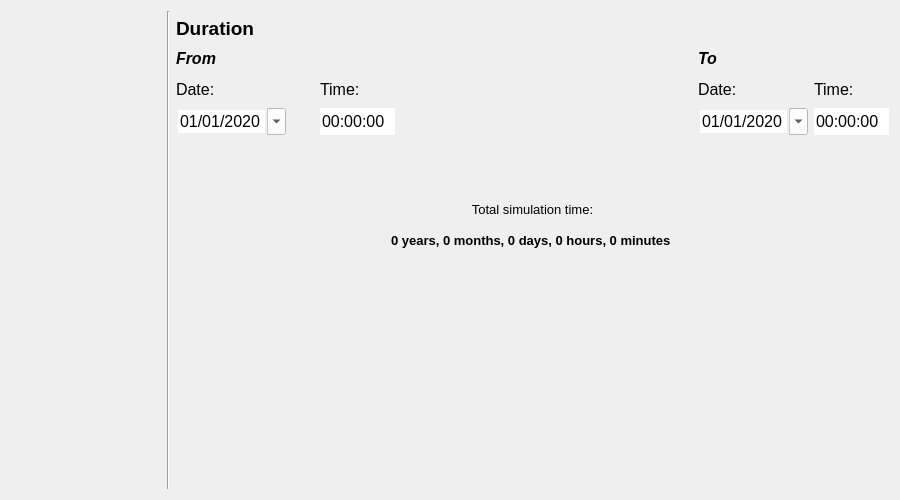
nens/threedi-api-qgis-client, file threedi_models_and_simulations/ui/simulation_wizard/page_duration.ui: the form before one commit.
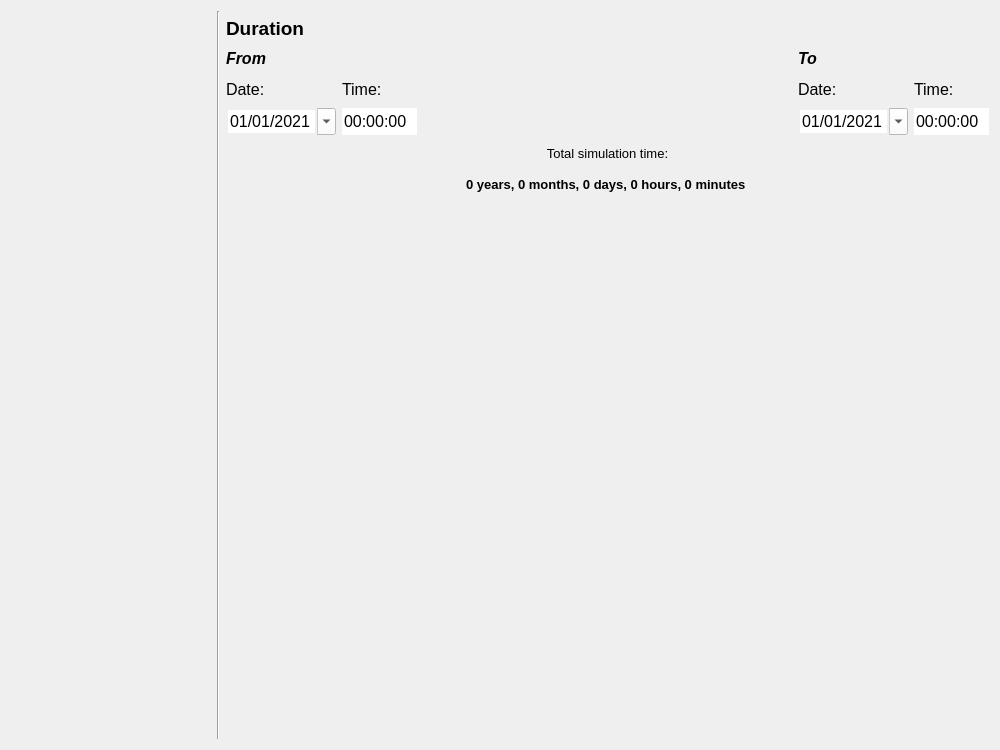
The form after the commit.

Patch:
```diff
--- a/threedi_models_and_simulations/ui/simulation_wizard/page_duration.ui
+++ b/threedi_models_and_simulations/ui/simulation_wizard/page_duration.ui
@@ -9,8 +9,8 @@
    <rect>
     <x>0</x>
     <y>0</y>
-    <width>900</width>
-    <height>500</height>
+    <width>1000</width>
+    <height>750</height>
    </rect>
   </property>
   <property name="sizePolicy">
@@ -35,33 +35,85 @@
    <string notr="true">QComboBox {background-color: rgba(255, 255, 255);}</string>
   </property>
   <layout class="QGridLayout" name="gridLayout">
-   <item row="8" column="6">
-    <spacer name="verticalSpacer">
+   <item row="11" column="2" colspan="6">
+    <spacer name="horizontalSpacer">
      <property name="orientation">
-      <enum>Qt::Vertical</enum>
+      <enum>Qt::Horizontal</enum>
      </property>
      <property name="sizeHint" stdset="0">
       <size>
-       <width>20</width>
-       <height>40</height>
+       <width>40</width>
+       <height>20</height>
       </size>
      </property>
     </spacer>
    </item>
-   <item row="0" column="1" rowspan="10">
-    <widget class="Line" name="line_2">
+   <item row="2" column="2" colspan="6">
+    <layout class="QGridLayout" name="gridLayout_2">
+     <property name="bottomMargin">
+      <number>0</number>
+     </property>
+     <item row="2" column="0">
+      <widget class="QDateEdit" name="date_from">
      <property name="sizePolicy">
-      <sizepolicy hsizetype="Fixed" vsizetype="Expanding">
+        <sizepolicy hsizetype="Minimum" vsizetype="Preferred">
        <horstretch>0</horstretch>
        <verstretch>0</verstretch>
       </sizepolicy>
      </property>
-     <property name="orientation">
-      <enum>Qt::Vertical</enum>
+       <property name="minimumSize">
+        <size>
+         <width>110</width>
+         <height>25</height>
+        </size>
+       </property>
+       <property name="maximumSize">
+        <size>
+         <width>16777215</width>
+         <height>16777215</height>
+        </size>
+       </property>
+       <property name="font">
+        <font>
+         <family>Segoe UI</family>
+         <pointsize>12</pointsize>
+        </font>
+       </property>
+       <property name="styleSheet">
+        <string notr="true">QDateEdit {background-color: white;}</string>
+       </property>
+       <property name="frame">
+        <bool>false</bool>
+       </property>
+       <property name="buttonSymbols">
+        <enum>QAbstractSpinBox::NoButtons</enum>
+       </property>
+       <property name="dateTime">
+        <datetime>
+         <hour>0</hour>
+         <minute>0</minute>
+         <second>0</second>
+         <year>2021</year>
+         <month>1</month>
+         <day>1</day>
+        </datetime>
+       </property>
+       <property name="displayFormat">
+        <string>dd/MM/yyyy</string>
+       </property>
+       <property name="calendarPopup">
+        <bool>true</bool>
+       </property>
+       <property name="date">
+        <date>
+         <year>2021</year>
+         <month>1</month>
+         <day>1</day>
+        </date>
      </property>
     </widget>
    </item>
-   <item row="3" column="5">
+     <item row="1" column="1">
     <widget class="QLabel" name="label_7">
      <property name="sizePolicy">
       <sizepolicy hsizetype="Minimum" vsizetype="Preferred">
@@ -92,7 +144,23 @@
      </property>
     </widget>
    </item>
-   <item row="3" column="7">
+     <item row="2" column="2">
+      <spacer name="horizontalSpacer_2">
+       <property name="orientation">
+        <enum>Qt::Horizontal</enum>
+       </property>
+       <property name="sizeType">
+        <enum>QSizePolicy::Expanding</enum>
+       </property>
+       <property name="sizeHint" stdset="0">
+        <size>
+         <width>125</width>
+         <height>20</height>
+        </size>
+       </property>
+      </spacer>
+     </item>
+     <item row="1" column="3">
     <widget class="QLabel" name="label">
      <property name="sizePolicy">
       <sizepolicy hsizetype="Minimum" vsizetype="Preferred">
@@ -123,7 +191,274 @@
      </property>
     </widget>
    </item>
-   <item row="3" column="8">
+     <item row="3" column="2">
+      <widget class="QLabel" name="label_13">
+       <property name="sizePolicy">
+        <sizepolicy hsizetype="Expanding" vsizetype="Preferred">
+         <horstretch>0</horstretch>
+         <verstretch>0</verstretch>
+        </sizepolicy>
+       </property>
+       <property name="minimumSize">
+        <size>
+         <width>0</width>
+         <height>25</height>
+        </size>
+       </property>
+       <property name="maximumSize">
+        <size>
+         <width>16777215</width>
+         <height>16777215</height>
+        </size>
+       </property>
+       <property name="font">
+        <font>
+         <family>Segoe UI</family>
+         <pointsize>10</pointsize>
+        </font>
+       </property>
+       <property name="text">
+        <string>Total simulation time:</string>
+       </property>
+       <property name="alignment">
+        <set>Qt::AlignCenter</set>
+       </property>
+      </widget>
+     </item>
+     <item row="1" column="0">
+      <widget class="QLabel" name="label_4">
+       <property name="sizePolicy">
+        <sizepolicy hsizetype="Minimum" vsizetype="Preferred">
+         <horstretch>0</horstretch>
+         <verstretch>0</verstretch>
+        </sizepolicy>
+       </property>
+       <property name="minimumSize">
+        <size>
+         <width>110</width>
+         <height>25</height>
+        </size>
+       </property>
+       <property name="maximumSize">
+        <size>
+         <width>16777215</width>
+         <height>16777215</height>
+        </size>
+       </property>
+       <property name="font">
+        <font>
+         <family>Segoe UI</family>
+         <pointsize>12</pointsize>
+        </font>
+       </property>
+       <property name="text">
+        <string>Date:</string>
+       </property>
+      </widget>
+     </item>
+     <item row="0" column="3">
+      <widget class="QLabel" name="label_10">
+       <property name="minimumSize">
+        <size>
+         <width>110</width>
+         <height>25</height>
+        </size>
+       </property>
+       <property name="maximumSize">
+        <size>
+         <width>16777215</width>
+         <height>16777215</height>
+        </size>
+       </property>
+       <property name="font">
+        <font>
+         <family>Segoe UI</family>
+         <pointsize>12</pointsize>
+         <weight>75</weight>
+         <italic>true</italic>
+         <bold>true</bold>
+        </font>
+       </property>
+       <property name="text">
+        <string>To</string>
+       </property>
+      </widget>
+     </item>
+     <item row="2" column="3">
+      <widget class="QDateEdit" name="date_to">
+       <property name="sizePolicy">
+        <sizepolicy hsizetype="Minimum" vsizetype="Preferred">
+         <horstretch>0</horstretch>
+         <verstretch>0</verstretch>
+        </sizepolicy>
+       </property>
+       <property name="minimumSize">
+        <size>
+         <width>110</width>
+         <height>25</height>
+        </size>
+       </property>
+       <property name="maximumSize">
+        <size>
+         <width>16777215</width>
+         <height>16777215</height>
+        </size>
+       </property>
+       <property name="font">
+        <font>
+         <family>Segoe UI</family>
+         <pointsize>12</pointsize>
+        </font>
+       </property>
+       <property name="styleSheet">
+        <string notr="true">QDateEdit {background-color: white;}</string>
+       </property>
+       <property name="frame">
+        <bool>false</bool>
+       </property>
+       <property name="buttonSymbols">
+        <enum>QAbstractSpinBox::NoButtons</enum>
+       </property>
+       <property name="dateTime">
+        <datetime>
+         <hour>0</hour>
+         <minute>0</minute>
+         <second>0</second>
+         <year>2021</year>
+         <month>1</month>
+         <day>1</day>
+        </datetime>
+       </property>
+       <property name="displayFormat">
+        <string>dd/MM/yyyy</string>
+       </property>
+       <property name="calendarPopup">
+        <bool>true</bool>
+       </property>
+       <property name="date">
+        <date>
+         <year>2021</year>
+         <month>1</month>
+         <day>1</day>
+        </date>
+       </property>
+      </widget>
+     </item>
+     <item row="2" column="4">
+      <widget class="QTimeEdit" name="time_to">
+       <property name="sizePolicy">
+        <sizepolicy hsizetype="Minimum" vsizetype="Preferred">
+         <horstretch>0</horstretch>
+         <verstretch>0</verstretch>
+        </sizepolicy>
+       </property>
+       <property name="minimumSize">
+        <size>
+         <width>75</width>
+         <height>25</height>
+        </size>
+       </property>
+       <property name="maximumSize">
+        <size>
+         <width>16777215</width>
+         <height>16777215</height>
+        </size>
+       </property>
+       <property name="font">
+        <font>
+         <family>Segoe UI</family>
+         <pointsize>12</pointsize>
+        </font>
+       </property>
+       <property name="autoFillBackground">
+        <bool>true</bool>
+       </property>
+       <property name="styleSheet">
+        <string notr="true">QTimeEdit {background-color: white;}</string>
+       </property>
+       <property name="locale">
+        <locale language="English" country="Netherlands"/>
+       </property>
+       <property name="frame">
+        <bool>false</bool>
+       </property>
+       <property name="buttonSymbols">
+        <enum>QAbstractSpinBox::NoButtons</enum>
+       </property>
+      </widget>
+     </item>
+     <item row="0" column="0">
+      <widget class="QLabel" name="label_3">
+       <property name="minimumSize">
+        <size>
+         <width>110</width>
+         <height>25</height>
+        </size>
+       </property>
+       <property name="maximumSize">
+        <size>
+         <width>16777215</width>
+         <height>16777215</height>
+        </size>
+       </property>
+       <property name="font">
+        <font>
+         <family>Segoe UI</family>
+         <pointsize>12</pointsize>
+         <weight>75</weight>
+         <italic>true</italic>
+         <bold>true</bold>
+        </font>
+       </property>
+       <property name="text">
+        <string>From</string>
+       </property>
+      </widget>
+     </item>
+     <item row="2" column="1">
+      <widget class="QTimeEdit" name="time_from">
+       <property name="sizePolicy">
+        <sizepolicy hsizetype="Minimum" vsizetype="Preferred">
+         <horstretch>0</horstretch>
+         <verstretch>0</verstretch>
+        </sizepolicy>
+       </property>
+       <property name="minimumSize">
+        <size>
+         <width>75</width>
+         <height>25</height>
+        </size>
+       </property>
+       <property name="maximumSize">
+        <size>
+         <width>16777215</width>
+         <height>16777215</height>
+        </size>
+       </property>
+       <property name="font">
+        <font>
+         <family>Segoe UI</family>
+         <pointsize>12</pointsize>
+        </font>
+       </property>
+       <property name="autoFillBackground">
+        <bool>true</bool>
+       </property>
+       <property name="styleSheet">
+        <string notr="true">QTimeEdit {background-color: white;}</string>
+       </property>
+       <property name="locale">
+        <locale language="English" country="Netherlands"/>
+       </property>
+       <property name="frame">
+        <bool>false</bool>
+       </property>
+       <property name="buttonSymbols">
+        <enum>QAbstractSpinBox::NoButtons</enum>
+       </property>
+      </widget>
+     </item>
+     <item row="1" column="4">
     <widget class="QLabel" name="label_9">
      <property name="sizePolicy">
       <sizepolicy hsizetype="Minimum" vsizetype="Preferred">
@@ -155,16 +490,16 @@
     </widget>
    </item>
    <item row="4" column="2">
-    <widget class="QDateEdit" name="date_from">
+      <widget class="QLabel" name="label_total_time">
      <property name="sizePolicy">
-      <sizepolicy hsizetype="Minimum" vsizetype="Preferred">
+        <sizepolicy hsizetype="Expanding" vsizetype="Preferred">
        <horstretch>0</horstretch>
        <verstretch>0</verstretch>
       </sizepolicy>
      </property>
      <property name="minimumSize">
       <size>
-       <width>110</width>
+         <width>0</width>
        <height>25</height>
       </size>
      </property>
@@ -177,139 +512,37 @@
      <property name="font">
       <font>
        <family>Segoe UI</family>
-       <pointsize>12</pointsize>
-      </font>
-     </property>
-     <property name="styleSheet">
-      <string notr="true">QDateEdit {background-color: white;}</string>
-     </property>
-     <property name="frame">
-      <bool>false</bool>
-     </property>
-     <property name="buttonSymbols">
-      <enum>QAbstractSpinBox::NoButtons</enum>
-     </property>
-     <property name="displayFormat">
-      <string>dd/MM/yyyy</string>
-     </property>
-     <property name="calendarPopup">
-      <bool>true</bool>
-     </property>
-     <property name="date">
-      <date>
-       <year>2020</year>
-       <month>1</month>
-       <day>1</day>
-      </date>
-     </property>
-    </widget>
-   </item>
-   <item row="5" column="6">
-    <spacer name="verticalSpacer_2">
-     <property name="orientation">
-      <enum>Qt::Vertical</enum>
-     </property>
-     <property name="sizeType">
-      <enum>QSizePolicy::Fixed</enum>
-     </property>
-     <property name="sizeHint" stdset="0">
-      <size>
-       <width>20</width>
-       <height>50</height>
-      </size>
-     </property>
-    </spacer>
+         <pointsize>10</pointsize>
+         <weight>75</weight>
+         <bold>true</bold>
+        </font>
+       </property>
+       <property name="text">
+        <string>0 years, 0 months, 0 days, 0 hours, 0 minutes </string>
+       </property>
+       <property name="alignment">
+        <set>Qt::AlignCenter</set>
+       </property>
+      </widget>
+     </item>
+    </layout>
    </item>
-   <item row="4" column="5">
-    <widget class="QTimeEdit" name="time_from">
+   <item row="5" column="4">
+    <widget class="QLabel" name="label_6">
      <property name="sizePolicy">
       <sizepolicy hsizetype="Minimum" vsizetype="Preferred">
        <horstretch>0</horstretch>
        <verstretch>0</verstretch>
       </sizepolicy>
      </property>
-     <property name="minimumSize">
-      <size>
-       <width>75</width>
-       <height>25</height>
-      </size>
-     </property>
-     <property name="maximumSize">
-      <size>
-       <width>16777215</width>
-       <height>16777215</height>
-      </size>
-     </property>
      <property name="font">
       <font>
        <family>Segoe UI</family>
-       <pointsize>12</pointsize>
+       <pointsize>10</pointsize>
       </font>
      </property>
-     <property name="autoFillBackground">
-      <bool>true</bool>
-     </property>
-     <property name="styleSheet">
-      <string notr="true">QTimeEdit {background-color: white;}</string>
-     </property>
-     <property name="locale">
-      <locale language="English" country="Netherlands"/>
-     </property>
-     <property name="frame">
-      <bool>false</bool>
-     </property>
-     <property name="buttonSymbols">
-      <enum>QAbstractSpinBox::NoButtons</enum>
-     </property>
-    </widget>
-   </item>
-   <item row="4" column="7">
-    <widget class="QDateEdit" name="date_to">
-     <property name="sizePolicy">
-      <sizepolicy hsizetype="Minimum" vsizetype="Preferred">
-       <horstretch>0</horstretch>
-       <verstretch>0</verstretch>
-      </sizepolicy>
-     </property>
-     <property name="minimumSize">
-      <size>
-       <width>110</width>
-       <height>25</height>
-      </size>
-     </property>
-     <property name="maximumSize">
-      <size>
-       <width>16777215</width>
-       <height>16777215</height>
-      </size>
-     </property>
-     <property name="font">
-      <font>
-       <family>Segoe UI</family>
-       <pointsize>12</pointsize>
-      </font>
-     </property>
-     <property name="styleSheet">
-      <string notr="true">QDateEdit {background-color: white;}</string>
-     </property>
-     <property name="frame">
-      <bool>false</bool>
-     </property>
-     <property name="buttonSymbols">
-      <enum>QAbstractSpinBox::NoButtons</enum>
-     </property>
-     <property name="displayFormat">
-      <string>dd/MM/yyyy</string>
-     </property>
-     <property name="calendarPopup">
-      <bool>true</bool>
-     </property>
-     <property name="date">
-      <date>
-       <year>2020</year>
-       <month>1</month>
-       <day>1</day>
-      </date>
+     <property name="text">
+      <string/>
      </property>
     </widget>
    </item>
@@ -329,54 +562,39 @@
      </property>
     </widget>
    </item>
-   <item row="3" column="2">
-    <widget class="QLabel" name="label_4">
+   <item row="5" column="3">
+    <widget class="QLabel" name="label_5">
      <property name="sizePolicy">
       <sizepolicy hsizetype="Minimum" vsizetype="Preferred">
        <horstretch>0</horstretch>
        <verstretch>0</verstretch>
       </sizepolicy>
      </property>
-     <property name="minimumSize">
-      <size>
-       <width>110</width>
-       <height>25</height>
-      </size>
-     </property>
-     <property name="maximumSize">
-      <size>
-       <width>16777215</width>
-       <height>16777215</height>
-      </size>
-     </property>
      <property name="font">
       <font>
        <family>Segoe UI</family>
-       <pointsize>12</pointsize>
+       <pointsize>10</pointsize>
       </font>
      </property>
      <property name="text">
-      <string>Date:</string>
+      <string/>
      </property>
     </widget>
    </item>
-   <item row="4" column="6">
-    <spacer name="horizontalSpacer_2">
+   <item row="0" column="1" rowspan="12">
+    <widget class="Line" name="line_2">
+     <property name="sizePolicy">
+      <sizepolicy hsizetype="Fixed" vsizetype="Expanding">
+       <horstretch>0</horstretch>
+       <verstretch>0</verstretch>
+      </sizepolicy>
+     </property>
      <property name="orientation">
-      <enum>Qt::Horizontal</enum>
+      <enum>Qt::Vertical</enum>
      </property>
-     <property name="sizeType">
-      <enum>QSizePolicy::Expanding</enum>
-     </property>
-     <property name="sizeHint" stdset="0">
-      <size>
-       <width>125</width>
-       <height>20</height>
-      </size>
-     </property>
-    </spacer>
+    </widget>
    </item>
-   <item row="0" column="0" rowspan="10">
+   <item row="0" column="0" rowspan="12">
     <widget class="QWidget" name="wizard_steps_widget" native="true">
      <property name="sizePolicy">
       <sizepolicy hsizetype="Preferred" vsizetype="Expanding">
@@ -386,239 +604,35 @@
      </property>
      <property name="minimumSize">
       <size>
-       <width>150</width>
+       <width>200</width>
        <height>0</height>
       </size>
      </property>
      <property name="maximumSize">
       <size>
-       <width>150</width>
+       <width>200</width>
        <height>16777215</height>
       </size>
      </property>
      <layout class="QVBoxLayout" name="verticalLayout"/>
     </widget>
    </item>
-   <item row="7" column="2" colspan="7">
-    <widget class="QLabel" name="label_total_time">
-     <property name="sizePolicy">
-      <sizepolicy hsizetype="Expanding" vsizetype="Preferred">
-       <horstretch>0</horstretch>
-       <verstretch>0</verstretch>
-      </sizepolicy>
-     </property>
-     <property name="minimumSize">
-      <size>
-       <width>0</width>
-       <height>25</height>
-      </size>
-     </property>
-     <property name="maximumSize">
-      <size>
-       <width>16777215</width>
-       <height>16777215</height>
-      </size>
-     </property>
-     <property name="font">
-      <font>
-       <family>Segoe UI</family>
-       <pointsize>10</pointsize>
-       <weight>75</weight>
-       <bold>true</bold>
-      </font>
-     </property>
-     <property name="text">
-      <string>0 years, 0 months, 0 days, 0 hours, 0 minutes </string>
-     </property>
-     <property name="alignment">
-      <set>Qt::AlignCenter</set>
-     </property>
-    </widget>
-   </item>
-   <item row="3" column="3">
-    <widget class="QLabel" name="label_5">
-     <property name="sizePolicy">
-      <sizepolicy hsizetype="Minimum" vsizetype="Preferred">
-       <horstretch>0</horstretch>
-       <verstretch>0</verstretch>
-      </sizepolicy>
-     </property>
-     <property name="font">
-      <font>
-       <family>Segoe UI</family>
-       <pointsize>10</pointsize>
-      </font>
-     </property>
-     <property name="text">
-      <string/>
-     </property>
-    </widget>
-   </item>
-   <item row="3" column="4">
-    <widget class="QLabel" name="label_6">
-     <property name="sizePolicy">
-      <sizepolicy hsizetype="Minimum" vsizetype="Preferred">
-       <horstretch>0</horstretch>
-       <verstretch>0</verstretch>
-      </sizepolicy>
-     </property>
-     <property name="font">
-      <font>
-       <family>Segoe UI</family>
-       <pointsize>10</pointsize>
-      </font>
-     </property>
-     <property name="text">
-      <string/>
-     </property>
-    </widget>
-   </item>
-   <item row="9" column="2" colspan="7">
-    <spacer name="horizontalSpacer">
+   <item row="6" column="4">
+    <spacer name="verticalSpacer_2">
      <property name="orientation">
-      <enum>Qt::Horizontal</enum>
+      <enum>Qt::Vertical</enum>
+     </property>
+     <property name="sizeType">
+      <enum>QSizePolicy::Expanding</enum>
      </property>
      <property name="sizeHint" stdset="0">
       <size>
-       <width>40</width>
-       <height>20</height>
+       <width>20</width>
+       <height>50</height>
       </size>
      </property>
     </spacer>
    </item>
-   <item row="4" column="8">
-    <widget class="QTimeEdit" name="time_to">
-     <property name="sizePolicy">
-      <sizepolicy hsizetype="Minimum" vsizetype="Preferred">
-       <horstretch>0</horstretch>
-       <verstretch>0</verstretch>
-      </sizepolicy>
-     </property>
-     <property name="minimumSize">
-      <size>
-       <width>75</width>
-       <height>25</height>
-      </size>
-     </property>
-     <property name="maximumSize">
-      <size>
-       <width>16777215</width>
-       <height>16777215</height>
-      </size>
-     </property>
-     <property name="font">
-      <font>
-       <family>Segoe UI</family>
-       <pointsize>12</pointsize>
-      </font>
-     </property>
-     <property name="autoFillBackground">
-      <bool>true</bool>
-     </property>
-     <property name="styleSheet">
-      <string notr="true">QTimeEdit {background-color: white;}</string>
-     </property>
-     <property name="locale">
-      <locale language="English" country="Netherlands"/>
-     </property>
-     <property name="frame">
-      <bool>false</bool>
-     </property>
-     <property name="buttonSymbols">
-      <enum>QAbstractSpinBox::NoButtons</enum>
-     </property>
-    </widget>
-   </item>
-   <item row="6" column="2" colspan="7">
-    <widget class="QLabel" name="label_13">
-     <property name="sizePolicy">
-      <sizepolicy hsizetype="Expanding" vsizetype="Preferred">
-       <horstretch>0</horstretch>
-       <verstretch>0</verstretch>
-      </sizepolicy>
-     </property>
-     <property name="minimumSize">
-      <size>
-       <width>0</width>
-       <height>25</height>
-      </size>
-     </property>
-     <property name="maximumSize">
-      <size>
-       <width>16777215</width>
-       <height>16777215</height>
-      </size>
-     </property>
-     <property name="font">
-      <font>
-       <family>Segoe UI</family>
-       <pointsize>10</pointsize>
-      </font>
-     </property>
-     <property name="text">
-      <string>Total simulation time:</string>
-     </property>
-     <property name="alignment">
-      <set>Qt::AlignCenter</set>
-     </property>
-    </widget>
-   </item>
-   <item row="2" column="2">
-    <widget class="QLabel" name="label_3">
-     <property name="minimumSize">
-      <size>
-       <width>110</width>
-       <height>25</height>
-      </size>
-     </property>
-     <property name="maximumSize">
-      <size>
-       <width>16777215</width>
-       <height>16777215</height>
-      </size>
-     </property>
-     <property name="font">
-      <font>
-       <family>Segoe UI</family>
-       <pointsize>12</pointsize>
-       <weight>75</weight>
-       <italic>true</italic>
-       <bold>true</bold>
-      </font>
-     </property>
-     <property name="text">
-      <string>From</string>
-     </property>
-    </widget>
-   </item>
-   <item row="2" column="7">
-    <widget class="QLabel" name="label_10">
-     <property name="minimumSize">
-      <size>
-       <width>110</width>
-       <height>25</height>
-      </size>
-     </property>
-     <property name="maximumSize">
-      <size>
-       <width>16777215</width>
-       <height>16777215</height>
-      </size>
-     </property>
-     <property name="font">
-      <font>
-       <family>Segoe UI</family>
-       <pointsize>12</pointsize>
-       <weight>75</weight>
-       <italic>true</italic>
-       <bold>true</bold>
-      </font>
-     </property>
-     <property name="text">
-      <string>To</string>
-     </property>
-    </widget>
-   </item>
   </layout>
  </widget>
  <resources/>
```
Lines whose indentation alone changed are shown as unchanged.
